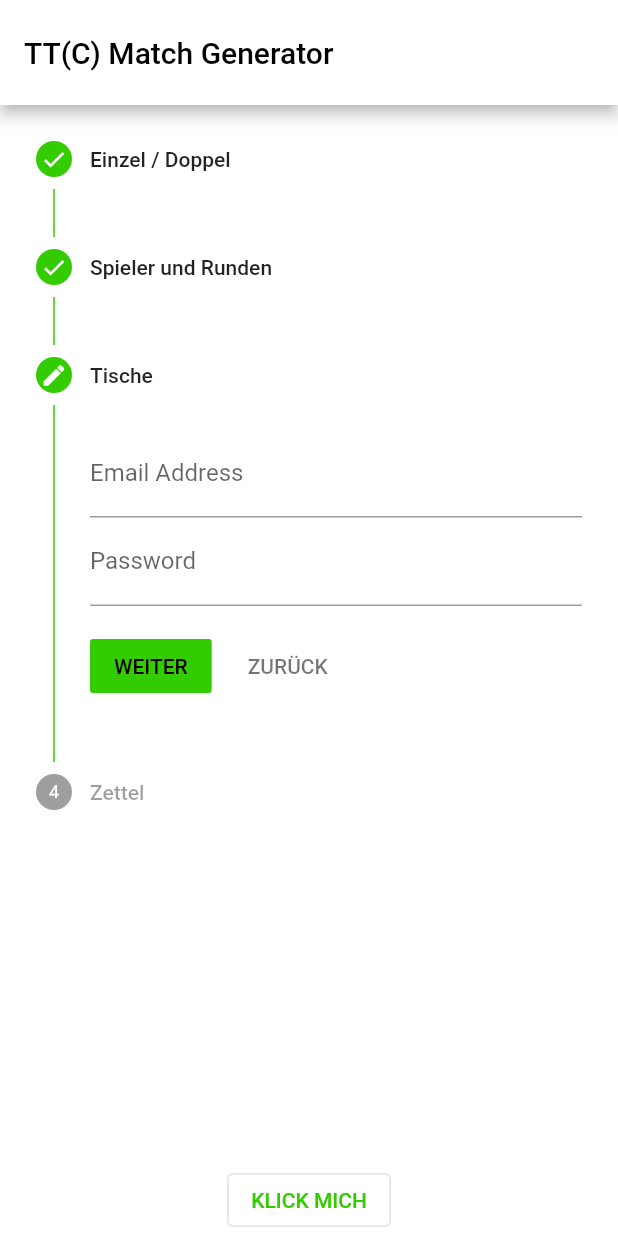
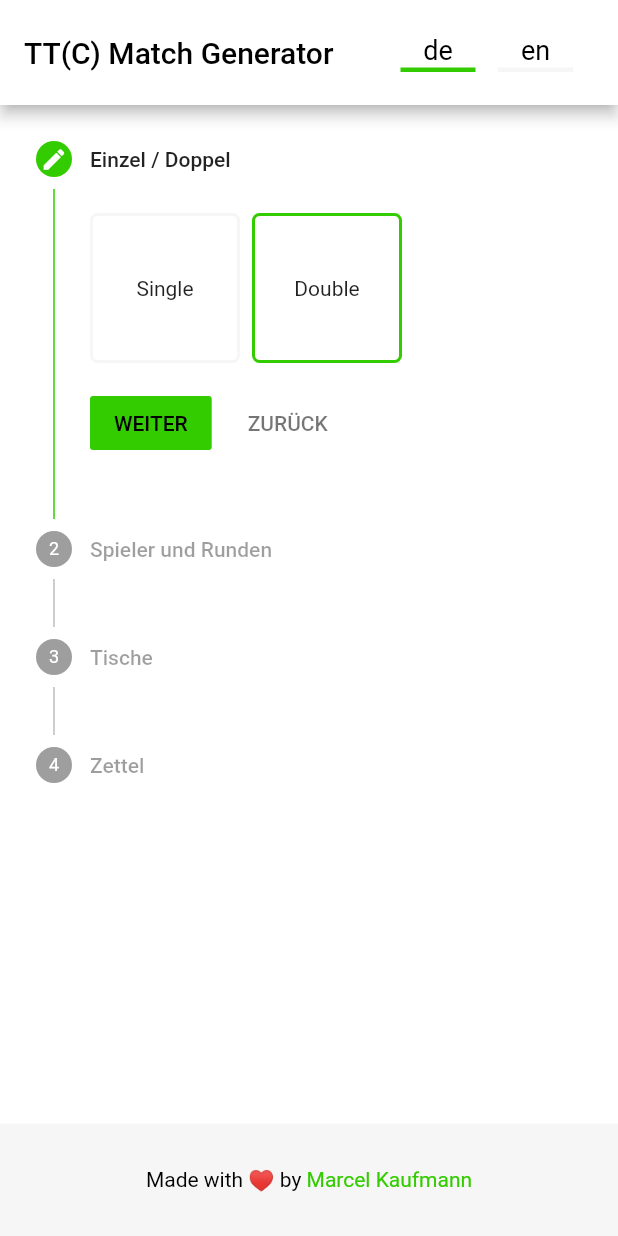
Before and after one commit to Flocksserver/tournament_cards_client, a Flutter app: the HomePage screen opened directly, after a tap on "WEITER", after a tap on "ZURÜCK", on a phone screen of 412 x 824 dp. Run offline on Flutter 3.47's test engine with Material 2 defaults, Android fonts, the phone set to English and light mode, and no system bars; our stand-ins replace fluttertoast, google_fonts, rxdart; missing offline and left inert: dart:html, dart:js; statements that could not run were skipped.

Commit message:
footer, language selection and ready stepper for input

```diff
--- a/lib/App.dart
+++ b/lib/App.dart
@@ -3,6 +3,7 @@ import 'dart:js';
 
 import 'package:flutter/material.dart';
 import 'package:flutter_localizations/flutter_localizations.dart';
+import 'package:google_fonts/google_fonts.dart';
 import 'package:tournament_cards_website/ui/HomePage.dart';
 
 import 'AppConstants.dart';
@@ -25,6 +26,10 @@ class _AppState extends State<App> {
     });
   }
 
+  Locale? getLocale() {
+    return _locale;
+  }
+
   @override
   Widget build(BuildContext context) {
     return MaterialApp(
@@ -43,6 +48,7 @@ class _AppState extends State<App> {
       theme: ThemeData(
         primarySwatch: AppConstants.mainColor,
         visualDensity: VisualDensity.adaptivePlatformDensity,
+        textTheme: GoogleFonts.robotoTextTheme(Theme.of(context).textTheme)
       ),
       debugShowCheckedModeBanner: false,
       showPerformanceOverlay: false,
--- a/lib/AppLocalizations.dart
+++ b/lib/AppLocalizations.dart
@@ -12,9 +12,25 @@ class AppLocalizations {
   static const _localizedValues = <String, Map<String, String>>{
     'en': {
       'title': 'TT(C) Match Generator',
+      'title_step0': 'Single / Double',
+      'title_step1': 'Players and Rounds',
+      'title_step2': 'Tables',
+      'title_step3': 'Sheet',
+      'button_next': 'NEXT',
+      'button_back': 'BACK',
+      'button_gen': 'GENERATE',
+      'coming_soon': 'Coming soon - be curious'
     },
     'de': {
       'title': 'TT(C) Match Generator',
+      'title_step0': 'Einzel / Doppel',
+      'title_step1': 'Spieler und Runden',
+      'title_step2': 'Tische',
+      'title_step3': 'Zettel',
+      'button_next': 'WEITER',
+      'button_back': 'ZURÜCK',
+      'button_gen': 'GENERIEREN',
+      'coming_soon': 'Bald verfügbar - seid gespannt',
     },
   };
 
@@ -23,4 +39,36 @@ class AppLocalizations {
   String get title {
     return _localizedValues[locale.languageCode]!['title']!;
   }
+
+  String get titleStep0 {
+    return _localizedValues[locale.languageCode]!['title_step0']!;
+  }
+
+  String get titleStep1 {
+    return _localizedValues[locale.languageCode]!['title_step1']!;
+  }
+
+  String get titleStep2 {
+    return _localizedValues[locale.languageCode]!['title_step2']!;
+  }
+
+  String get titleStep3 {
+    return _localizedValues[locale.languageCode]!['title_step3']!;
+  }
+
+  String get buttonNext {
+    return _localizedValues[locale.languageCode]!['button_next']!;
+  }
+
+  String get buttonBack {
+    return _localizedValues[locale.languageCode]!['button_back']!;
+  }
+
+  String get buttonGen {
+    return _localizedValues[locale.languageCode]!['button_gen']!;
+  }
+
+  String get comingSoon {
+    return _localizedValues[locale.languageCode]!['coming_soon']!;
+  }
 }
--- a/lib/data/service/WasmService.dart
+++ b/lib/data/service/WasmService.dart
@@ -42,7 +42,6 @@ class WasmService implements WasmRepository {
 
   @override
   void killWasm() {
-    debugPrint("KILL");
     JsObject.fromBrowserObject(context['wasm_worker']).callMethod('postMessage', [
       JsObject.jsify({'command': 'stop'})
     ]);
--- a/lib/domain/logic/GeneratorBLoC.dart
+++ b/lib/domain/logic/GeneratorBLoC.dart
@@ -70,6 +70,7 @@ class GeneratorBLoC{
 
 
   void dispose(){
+    Injector().wasmService.killWasm();
     _errorMessageSubject.close();
     _generatePDFController.close();
     _startDownloadController.close();
--- a/lib/domain/logic/WizardBLoC.dart
+++ b/lib/domain/logic/WizardBLoC.dart
@@ -1,7 +1,7 @@
 import 'dart:async';
-import 'dart:typed_data';
 
 import 'package:rxdart/rxdart.dart';
+import 'package:tournament_cards_website/domain/model/RelativeNavigationRequest.dart';
 
 enum WizardNav{
   NEXT,
@@ -10,8 +10,8 @@ enum WizardNav{
 
 class WizardBLoC{
 
-  final _relativeNavigationController = StreamController<WizardNav>();
-  Sink<WizardNav> get relativeNavigationSink => _relativeNavigationController.sink;
+  final _relativeNavigationController = StreamController<RelativeNavigationRequest>();
+  Sink<RelativeNavigationRequest> get relativeNavigationSink => _relativeNavigationController.sink;
 
   final _absoluteNavigationController = StreamController<int>();
   Sink<int> get absoluteNavigationSink => _absoluteNavigationController.sink;
@@ -27,20 +27,22 @@ class WizardBLoC{
   }
 
 
-  void _onRelativeNavigation(WizardNav wizardNav) async{
-    switch (wizardNav){
+  void _onRelativeNavigation(RelativeNavigationRequest relativeNavigationRequest) async{
+    switch (relativeNavigationRequest.wizardNav){
       case WizardNav.NEXT:
-        _currentStep ++;
+        if (_currentStep < relativeNavigationRequest.numberOfSteps)
+          _currentStep ++;
         break;
       case WizardNav.BACK:
-        _currentStep ++;
+        if (_currentStep != 0)
+        _currentStep --;
         break;
     }
     _wizardSubject.add(_currentStep);
   }
 
   void _onAbsoluteNavigation(int step) async{
-
+    _currentStep = step;
     _wizardSubject.add(_currentStep);
   }
 
--- /dev/null
+++ b/lib/domain/model/RelativeNavigationRequest.dart
@@ -0,0 +1,8 @@
+import 'package:tournament_cards_website/domain/logic/WizardBLoC.dart';
+
+class RelativeNavigationRequest {
+  WizardNav wizardNav;
+  int numberOfSteps;
+
+  RelativeNavigationRequest({required this.wizardNav, required this.numberOfSteps});
+}
--- a/lib/ui/HomePage.dart
+++ b/lib/ui/HomePage.dart
@@ -1,21 +1,25 @@
+import 'package:flutter/gestures.dart';
 import 'package:flutter/material.dart';
 import 'package:fluttertoast/fluttertoast.dart';
+import 'package:tournament_cards_website/AppConstants.dart';
 import 'package:tournament_cards_website/domain/logic/GeneratorBLoC.dart';
 import 'package:tournament_cards_website/domain/logic/WizardBLoC.dart';
 import 'package:tournament_cards_website/domain/model/AppError.dart';
-import 'package:tournament_cards_website/domain/model/PDFGenerationRequest.dart';
-import 'package:tournament_cards_website/domain/model/TournamentType.dart';
 import 'package:tournament_cards_website/ui/WebsiteAppBar.dart';
+import 'package:tournament_cards_website/ui/model/MatchType.dart';
 import 'package:tournament_cards_website/ui/wizard/ExportStep.dart';
 import 'package:tournament_cards_website/ui/wizard/PlayersStep.dart';
 import 'package:tournament_cards_website/ui/wizard/SingleDoubleStep.dart';
 import 'package:tournament_cards_website/ui/wizard/TablesStep.dart';
 import 'package:tournament_cards_website/ui/wizard/WizardStepper.dart';
+import 'package:url_launcher/url_launcher.dart';
 
 import 'Spinner.dart';
 
 class HomePage extends StatefulWidget {
   HomePage() : super();
+
+  static _HomePageState? of(BuildContext context) => context.findAncestorStateOfType<_HomePageState>();
 
   @override
   _HomePageState createState() => _HomePageState();
@@ -25,6 +29,8 @@ class _HomePageState extends State<HomePage> {
   late GeneratorBLoC _generatorBLoC;
   late WizardBLoC _wizardBLoC;
   late Size _deviceSize;
+
+  MatchType matchType = MatchType.DOUBLE;
 
   @override
   void initState() {
@@ -83,21 +89,41 @@ class _HomePageState extends State<HomePage> {
                     return WizardStepper(
                       currentStep: snapshot.data == null ? 0 : snapshot.data!,
                       steps: [
-                        SingleDoubleStep().build(context, 0, snapshot.data == null ? 0 : snapshot.data!),
+                        SingleDoubleStep().build(context, 0, snapshot.data == null ? 0 : snapshot.data!, matchType),
                         PlayersStep().build(context, 1, snapshot.data == null ? 0 : snapshot.data!),
                         TablesStep().build(context, 2, snapshot.data == null ? 0 : snapshot.data!),
                         ExportStep().build(context, 3, snapshot.data == null ? 0 : snapshot.data!),
                       ],
                       wizardBLoC: _wizardBLoC,
+                      generatorBLoC: _generatorBLoC,
                     );
                   })),
-          Center(
-            child: OutlinedButton(
-              onPressed: () {
-                _generatorBLoC.generatePDFSink.add(PDFGenerationRequest(
-                    type: TournamentType.DOUBLE, numberOfPlayers: 40, numberOfRounds: 12, drawOption: 0, numberOfTables: 10, distributeOption: 0, languageCode: "de"));
-              },
-              child: Text("KLICK MICH"),
+          SizedBox(
+            width: double.infinity,
+            // height: double.infinity,
+            child: Container(
+              color: AppConstants.greyColor,
+              height: 75,
+              child: Center(
+                child: RichText(
+                  text: TextSpan(
+                    children: [
+                      TextSpan(
+                        text: 'Made with ♥️ by ',
+                        style: TextStyle(color: Colors.black),
+                      ),
+                      TextSpan(
+                        text: 'Marcel Kaufmann',
+                        style: TextStyle(color: AppConstants.mainColor),
+                        recognizer: TapGestureRecognizer()
+                          ..onTap = () {
+                            launch(AppConstants.mailtoURI.toString());
+                          },
+                      ),
+                    ],
+                  ),
+                ),
+              ),
             ),
           ),
         ])));
--- a/lib/ui/WebsiteAppBar.dart
+++ b/lib/ui/WebsiteAppBar.dart
@@ -1,6 +1,8 @@
 import 'package:flutter/material.dart';
-import 'package:tournament_cards_website/AppConstants.dart';
+import 'package:tournament_cards_website/App.dart';
 import 'package:tournament_cards_website/AppLocalizations.dart';
+import 'package:tournament_cards_website/ui/language/LanguageItem.dart';
+import 'package:tournament_cards_website/ui/model/RadioModel.dart';
 
 class WebsiteAppBar extends StatelessWidget with PreferredSizeWidget {
   final double appBarHeight = 70.0;
@@ -31,10 +33,14 @@ class WebsiteAppBar extends StatelessWidget with PreferredSizeWidget {
                 Padding(
                   padding: EdgeInsets.fromLTRB(_deviceSize.width > _deviceSize.height ? _deviceSize.width * 0.05 : 0.0, 0.0, 0.0, 0.0),
                 ),
-                //Image.network(AppConstants.einKlangLogo, width: 95, height: 40,)
                 // Your widgets here
               ],
             ),
+            actions: <Widget>[
+              LanguageItem(RadioModel(isSelected: App.of(context)?.getLocale()?.languageCode == "de", buttonText: "de")),
+              LanguageItem(RadioModel(isSelected: App.of(context)?.getLocale()?.languageCode == "en", buttonText: "en")),
+              SizedBox(width: 30,)
+            ],
           ),
         ],
       ),
--- /dev/null
+++ b/lib/ui/language/LanguageItem.dart
@@ -0,0 +1,36 @@
+import 'package:flutter/material.dart';
+import 'package:tournament_cards_website/App.dart';
+import 'package:tournament_cards_website/AppConstants.dart';
+import 'package:tournament_cards_website/ui/model/RadioModel.dart';
+
+class LanguageItem extends StatelessWidget {
+  final RadioModel _item;
+
+  LanguageItem(this._item);
+
+  @override
+  Widget build(BuildContext context) {
+    return Container(
+      margin: EdgeInsets.fromLTRB(15.0, 15.0, 0.0, 15.0),
+      child: InkWell(
+        splashColor: AppConstants.mainColor,
+        onTap: () {
+          App.of(context)?.setLocale(Locale.fromSubtags(languageCode: _item.buttonText));
+        },
+        child: Container(
+        height: 50.0,
+        width: 50.0,
+        child: Center(
+          child: Text(_item.buttonText,
+              style: TextStyle(
+                  fontSize: 18.0)),
+        ),
+        decoration: BoxDecoration(
+          border: Border(
+            bottom: BorderSide(width: 3.0, color: _item.isSelected ? AppConstants.mainColor: AppConstants.greyColor),
+          ),
+        ),
+      ),),
+    );
+  }
+}
--- /dev/null
+++ b/lib/ui/model/MatchType.dart
@@ -0,0 +1,4 @@
+enum MatchType{
+  SINGLE,
+  DOUBLE
+}
--- /dev/null
+++ b/lib/ui/model/RadioModel.dart
@@ -0,0 +1,6 @@
+class RadioModel {
+  bool isSelected;
+  String buttonText;
+
+  RadioModel({required this.isSelected, required this.buttonText});
+}
--- /dev/null
+++ b/lib/ui/model/SingleDoubleRadioModel.dart
@@ -0,0 +1,9 @@
+import 'package:tournament_cards_website/ui/model/MatchType.dart';
+
+class SingleDoubleRadioModel {
+  bool isSelected;
+  String buttonText;
+  MatchType matchType;
+
+  SingleDoubleRadioModel({required this.isSelected, required this.buttonText, required this.matchType});
+}
--- a/lib/ui/wizard/ExportStep.dart
+++ b/lib/ui/wizard/ExportStep.dart
@@ -1,9 +1,10 @@
 import 'package:flutter/material.dart';
+import 'package:tournament_cards_website/AppLocalizations.dart';
 
 class ExportStep{
   Step build(BuildContext context, int stepNumber, int currentStep) {
     return Step(
-      title: Text('Zettel'),
+      title: Text(AppLocalizations.of(context).titleStep3),
       content: Column(
         children: <Widget>[
           TextFormField(
--- a/lib/ui/wizard/PlayersStep.dart
+++ b/lib/ui/wizard/PlayersStep.dart
@@ -1,9 +1,10 @@
 import 'package:flutter/material.dart';
+import 'package:tournament_cards_website/AppLocalizations.dart';
 
 class PlayersStep{
   Step build(BuildContext context, int stepNumber, int currentStep) {
     return Step(
-      title: Text('Spieler und Runden'),
+      title: Text(AppLocalizations.of(context).titleStep1),
       content: Column(
         children: <Widget>[
           TextFormField(
--- /dev/null
+++ b/lib/ui/wizard/SingleDoubleItem.dart
@@ -0,0 +1,53 @@
+import 'package:flutter/material.dart';
+import 'package:fluttertoast/fluttertoast.dart';
+import 'package:tournament_cards_website/AppConstants.dart';
+import 'package:tournament_cards_website/AppLocalizations.dart';
+import 'package:tournament_cards_website/ui/HomePage.dart';
+import 'package:tournament_cards_website/ui/model/MatchType.dart';
+import 'package:tournament_cards_website/ui/model/SingleDoubleRadioModel.dart';
+
+class SingleDoubleItem extends StatelessWidget {
+  final SingleDoubleRadioModel _item;
+
+  SingleDoubleItem(this._item);
+
+  @override
+  Widget build(BuildContext context) {
+    return Padding(
+      padding: EdgeInsets.fromLTRB(0.0, 0.0, 8.0, 0.0),
+      child: InkWell(
+        splashColor: AppConstants.mainColor,
+        onTap: () {
+          if(_item.matchType == MatchType.SINGLE){
+            Fluttertoast.showToast(
+              msg: AppLocalizations.of(context).comingSoon,
+              toastLength: Toast.LENGTH_LONG,
+              gravity: ToastGravity.BOTTOM,
+              backgroundColor: Colors.black,
+              textColor: Colors.white,
+              webBgColor: '#000000',
+              timeInSecForIosWeb: 3,
+              webPosition: 'center',
+            );
+          }else{
+            HomePage.of(context)?.matchType = _item.matchType;
+          }
+
+        },
+        child: Container(
+          child: Container(
+            height: 100.0,
+            width: 100.0,
+            child: Center(
+              child: Text(_item.buttonText),
+            ),
+            decoration: BoxDecoration(
+              border: Border.all(width: 2.0, color: _item.isSelected ? AppConstants.mainColor : AppConstants.greyColor),
+              borderRadius: BorderRadius.all(Radius.circular(5.0)),
+            ),
+          ),
+        ),
+      ),
+    );
+  }
+}
--- a/lib/ui/wizard/SingleDoubleStep.dart
+++ b/lib/ui/wizard/SingleDoubleStep.dart
@@ -1,17 +1,18 @@
 import 'package:flutter/material.dart';
+import 'package:tournament_cards_website/AppLocalizations.dart';
+import 'package:tournament_cards_website/ui/model/MatchType.dart';
+import 'package:tournament_cards_website/ui/model/SingleDoubleRadioModel.dart';
+import 'package:tournament_cards_website/ui/wizard/SingleDoubleItem.dart';
+
 
 class SingleDoubleStep{
-  Step build(BuildContext context, int stepNumber, int currentStep) {
+  Step build(BuildContext context, int stepNumber, int currentStep, MatchType matchType) {
     return Step(
-      title: Text('Einzel / Doppel'),
-      content: Column(
+      title: Text(AppLocalizations.of(context).titleStep0),
+      content: Row(
         children: <Widget>[
-          TextFormField(
-            decoration: InputDecoration(labelText: 'Email Address'),
-          ),
-          TextFormField(
-            decoration: InputDecoration(labelText: 'Password'),
-          ),
+          SingleDoubleItem(SingleDoubleRadioModel(isSelected: matchType == MatchType.SINGLE, buttonText: "Single", matchType: MatchType.SINGLE)),
+          SingleDoubleItem(SingleDoubleRadioModel(isSelected: matchType == MatchType.DOUBLE, buttonText: "Double", matchType: MatchType.DOUBLE)),
         ],
       ),
       isActive: currentStep >= stepNumber,
--- a/lib/ui/wizard/TablesStep.dart
+++ b/lib/ui/wizard/TablesStep.dart
@@ -1,9 +1,10 @@
 import 'package:flutter/material.dart';
+import 'package:tournament_cards_website/AppLocalizations.dart';
 
 class TablesStep{
   Step build(BuildContext context, int stepNumber, int currentStep) {
     return Step(
-      title: Text('Tische'),
+      title: Text(AppLocalizations.of(context).titleStep2),
       content: Column(
         children: <Widget>[
           TextFormField(
--- a/lib/ui/wizard/WizardStepper.dart
+++ b/lib/ui/wizard/WizardStepper.dart
@@ -1,12 +1,18 @@
 import 'package:flutter/material.dart';
+import 'package:tournament_cards_website/AppLocalizations.dart';
+import 'package:tournament_cards_website/domain/logic/GeneratorBLoC.dart';
 import 'package:tournament_cards_website/domain/logic/WizardBLoC.dart';
+import 'package:tournament_cards_website/domain/model/PDFGenerationRequest.dart';
+import 'package:tournament_cards_website/domain/model/RelativeNavigationRequest.dart';
+import 'package:tournament_cards_website/domain/model/TournamentType.dart';
 
 class WizardStepper extends StatelessWidget {
   final List<Step> steps;
   final int currentStep;
   final WizardBLoC wizardBLoC;
+  final GeneratorBLoC generatorBLoC;
 
-  WizardStepper({required this.steps, required this.currentStep, required this.wizardBLoC});
+  WizardStepper({required this.steps, required this.currentStep, required this.wizardBLoC, required this.generatorBLoC});
 
   @override
   Widget build(BuildContext context) {
@@ -26,9 +32,6 @@ class WizardStepper extends StatelessWidget {
     const OutlinedBorder buttonShape = RoundedRectangleBorder(borderRadius: BorderRadius.all(Radius.circular(2)));
     const EdgeInsets buttonPadding = EdgeInsets.symmetric(horizontal: 16.0);
 
-
-
-
     return Stepper(
       type: StepperType.vertical,
       physics: ScrollPhysics(),
@@ -41,7 +44,9 @@ class WizardStepper extends StatelessWidget {
             child: Row(
               children: <Widget>[
                 TextButton(
-                            onPressed: () => wizardBLoC.relativeNavigationSink.add(WizardNav.NEXT),
+                  onPressed: () =>  currentStep == steps.length - 1 ?
+                  generatorBLoC.generatePDFSink.add(PDFGenerationRequest(type: TournamentType.DOUBLE, numberOfPlayers: 40, numberOfRounds: 12, drawOption: 0, numberOfTables: 10, distributeOption: 0, languageCode: "de"))
+                      : wizardBLoC.relativeNavigationSink.add(RelativeNavigationRequest(wizardNav: WizardNav.NEXT, numberOfSteps: steps.length - 1)),
                   style: ButtonStyle(
                     foregroundColor: MaterialStateProperty.resolveWith<Color?>((Set<MaterialState> states) {
                       return states.contains(MaterialState.disabled) ? null : colorScheme.onPrimary;
@@ -52,18 +57,18 @@ class WizardStepper extends StatelessWidget {
                     padding: MaterialStateProperty.all<EdgeInsetsGeometry>(buttonPadding),
                     shape: MaterialStateProperty.all<OutlinedBorder>(buttonShape),
                   ),
-                            child: Text("WEITER"),
+                  child: currentStep == steps.length - 1 ? Text(AppLocalizations.of(context).buttonGen) : Text(AppLocalizations.of(context).buttonNext),
                 ),
                 Container(
                   margin: const EdgeInsetsDirectional.only(start: 8.0),
                   child: TextButton(
-                              onPressed: () => wizardBLoC.relativeNavigationSink.add(WizardNav.BACK),
+                    onPressed: () => wizardBLoC.relativeNavigationSink.add(RelativeNavigationRequest(wizardNav: WizardNav.BACK, numberOfSteps: steps.length - 1)),
                     style: TextButton.styleFrom(
                       primary: cancelColor,
                       padding: buttonPadding,
                       shape: buttonShape,
                     ),
-                              child: Text("ZURÜCK"),
+                    child: Text(AppLocalizations.of(context).buttonBack),
                   ),
                 ),
               ],
@@ -72,8 +77,6 @@ class WizardStepper extends StatelessWidget {
         );
       },
       onStepTapped: (step) => wizardBLoC.absoluteNavigationSink.add(step),
-      //onStepContinue: () => wizardBLoC.relativeNavigationSink.add(WizardNav.NEXT),
-      //onStepCancel: () => wizardBLoC.relativeNavigationSink.add(WizardNav.BACK),
       steps: steps,
     );
   }
--- a/pubspec.yaml
+++ b/pubspec.yaml
@@ -17,6 +17,7 @@ dependencies:
   url_launcher: ^5.7.2
   rxdart: ^0.21.0
   fluttertoast: ^7.0.4
+  google_fonts: ^1.1.1
 
 flutter:
   uses-material-design: true
```
Also changed, not shown: pubspec.lock, 1 other file. Lines whose indentation alone changed are shown as unchanged.
